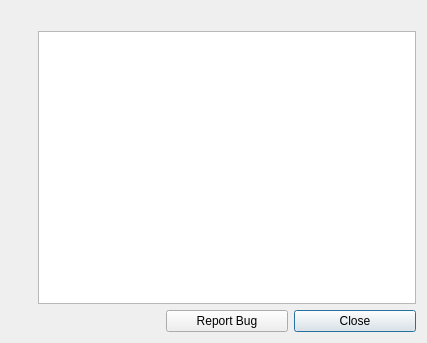
Before: the Qt Designer form pkgs/update-manager/tags/update-manager-2:0.134.10-0guada1/DistUpgrade/dialog_error.ui in Https-github-com-sulaeman51/guadalinex-v7, drawn with Qt 5.
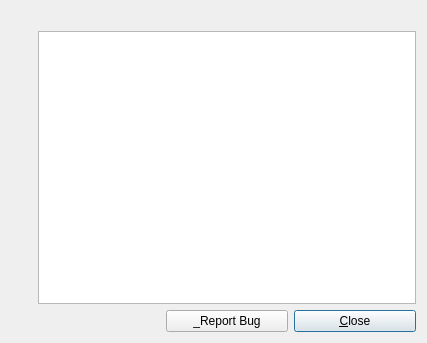
After: the same form once the commit is applied. Icons and pictures are not drawn.

Commit message: * DistUpgrade: load DistUpgradeViewKDE not KDE4 * DistUpgradeViewKDE: Fix various translations * DistUpgradeViewKDE: Add window icon

What changed in the file:
```diff
--- a/pkgs/update-manager/tags/update-manager-2:0.134.10-0guada1/DistUpgrade/dialog_error.ui
+++ b/pkgs/update-manager/tags/update-manager-2:0.134.10-0guada1/DistUpgrade/dialog_error.ui
@@ -35,7 +35,7 @@
    <item row="3" column="3" >
     <widget class="QPushButton" name="button_close" >
      <property name="text" >
-      <string>Close</string>
+      <string>&amp;Close</string>
      </property>
     </widget>
    </item>
@@ -87,7 +87,7 @@
    <item row="3" column="2" >
     <widget class="QPushButton" name="button_bugreport" >
      <property name="text" >
-      <string>Report Bug</string>
+      <string>_Report Bug</string>
      </property>
     </widget>
    </item>
```
The commit also changes 5 other files.
